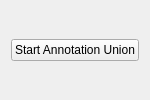
Qt form mainformannotationunion.ui (AlexanderJCS/AnnotationUnion) before a commit.
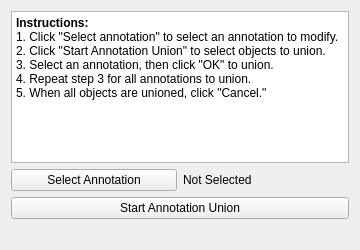
The same form after that commit.

Commit message: update UI - code still needs updating

The edit to the form file:
```diff
--- a/mainformannotationunion.ui
+++ b/mainformannotationunion.ui
@@ -6,8 +6,8 @@
    <rect>
     <x>0</x>
     <y>0</y>
-    <width>150</width>
-    <height>100</height>
+    <width>360</width>
+    <height>250</height>
    </rect>
   </property>
   <property name="sizePolicy">
@@ -18,14 +18,51 @@
   </property>
   <property name="minimumSize">
    <size>
-    <width>150</width>
-    <height>100</height>
+    <width>360</width>
+    <height>250</height>
    </size>
   </property>
   <property name="windowTitle">
    <string>Form</string>
   </property>
   <layout class="QVBoxLayout" name="verticalLayout">
+   <item>
+    <widget class="QTextBrowser" name="textBrowser">
+     <property name="html">
+      <string>&lt;!DOCTYPE HTML PUBLIC &quot;-//W3C//DTD HTML 4.0//EN&quot; &quot;http://www.w3.org/TR/REC-html40/strict.dtd&quot;&gt;
+&lt;html&gt;&lt;head&gt;&lt;meta name=&quot;qrichtext&quot; content=&quot;1&quot; /&gt;&lt;meta charset=&quot;utf-8&quot; /&gt;&lt;style type=&quot;text/css&quot;&gt;
+p, li { white-space: pre-wrap; }
+hr { height: 1px; border-width: 0; }
+li.unchecked::marker { content: &quot;\2610&quot;; }
+li.checked::marker { content: &quot;\2612&quot;; }
+&lt;/style&gt;&lt;/head&gt;&lt;body style=&quot; font-family:'Segoe UI'; font-size:9pt; font-weight:400; font-style:normal;&quot;&gt;
+&lt;p style=&quot; margin-top:0px; margin-bottom:0px; margin-left:0px; margin-right:0px; -qt-block-indent:0; text-indent:0px;&quot;&gt;&lt;span style=&quot; font-weight:700;&quot;&gt;Instructions:&lt;/span&gt;&lt;/p&gt;
+&lt;p style=&quot; margin-top:0px; margin-bottom:0px; margin-left:0px; margin-right:0px; -qt-block-indent:0; text-indent:0px;&quot;&gt;1. Click &amp;quot;Select annotation&amp;quot; to select an annotation to modify.&lt;/p&gt;
+&lt;p style=&quot; margin-top:0px; margin-bottom:0px; margin-left:0px; margin-right:0px; -qt-block-indent:0; text-indent:0px;&quot;&gt;2. Click &amp;quot;Start Annotation Union&amp;quot; to select objects to union.&lt;/p&gt;
+&lt;p style=&quot; margin-top:0px; margin-bottom:0px; margin-left:0px; margin-right:0px; -qt-block-indent:0; text-indent:0px;&quot;&gt;3. Select an annotation, then click &amp;quot;OK&amp;quot; to union.&lt;/p&gt;
+&lt;p style=&quot; margin-top:0px; margin-bottom:0px; margin-left:0px; margin-right:0px; -qt-block-indent:0; text-indent:0px;&quot;&gt;4. Repeat step 3 for all annotations to union.&lt;/p&gt;
+&lt;p style=&quot; margin-top:0px; margin-bottom:0px; margin-left:0px; margin-right:0px; -qt-block-indent:0; text-indent:0px;&quot;&gt;5. When all objects are unioned, click &amp;quot;Cancel.&amp;quot;&lt;/p&gt;&lt;/body&gt;&lt;/html&gt;</string>
+     </property>
+    </widget>
+   </item>
+   <item>
+    <layout class="QHBoxLayout" name="horizontalLayout">
+     <item>
+      <widget class="QPushButton" name="pushButton">
+       <property name="text">
+        <string>Select Annotation</string>
+       </property>
+      </widget>
+     </item>
+     <item>
+      <widget class="QLabel" name="label_selected">
+       <property name="text">
+        <string>Not Selected</string>
+       </property>
+      </widget>
+     </item>
+    </layout>
+   </item>
    <item>
     <widget class="QPushButton" name="btn_start">
      <property name="text">
@@ -33,6 +70,13 @@
      </property>
     </widget>
    </item>
+   <item>
+    <widget class="QLabel" name="label_status">
+     <property name="text">
+      <string/>
+     </property>
+    </widget>
+   </item>
   </layout>
  </widget>
  <resources/>
```
The commit also changes 1 other file.
